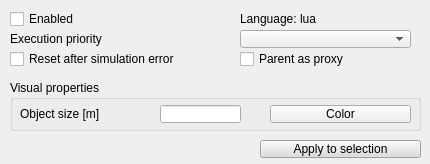
CoppeliaRobotics/coppeliaSimLib, file ui/qdlgscripts.ui: the form before one commit.
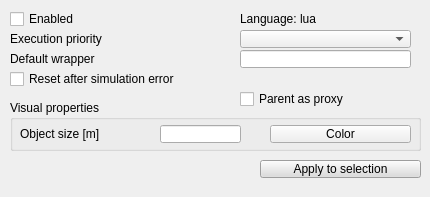
The form after the commit.

Commit message: added script.pythonWrapper property + script state set to uninitialized BEFORE running the lua chunk

```diff
--- a/ui/qdlgscripts.ui
+++ b/ui/qdlgscripts.ui
@@ -7,7 +7,7 @@
     <x>0</x>
     <y>0</y>
     <width>430</width>
-    <height>164</height>
+    <height>197</height>
    </rect>
   </property>
   <property name="windowTitle">
@@ -20,7 +20,7 @@
    <property name="geometry">
     <rect>
      <x>10</x>
-     <y>80</y>
+     <y>100</y>
      <width>411</width>
      <height>51</height>
     </rect>
@@ -78,7 +78,7 @@
    <property name="geometry">
     <rect>
      <x>260</x>
-     <y>140</y>
+     <y>160</y>
      <width>161</width>
      <height>18</height>
     </rect>
@@ -588,7 +588,7 @@
    <property name="geometry">
     <rect>
      <x>240</x>
-     <y>50</y>
+     <y>90</y>
      <width>181</width>
      <height>18</height>
     </rect>
@@ -604,7 +604,7 @@
    <property name="geometry">
     <rect>
      <x>10</x>
-     <y>50</y>
+     <y>70</y>
      <width>221</width>
      <height>18</height>
     </rect>
@@ -616,6 +616,29 @@
     <string>Reset after simulation error</string>
    </property>
   </widget>
+  <widget class="QLabel" name="label_3">
+   <property name="geometry">
+    <rect>
+     <x>10</x>
+     <y>50</y>
+     <width>211</width>
+     <height>18</height>
+    </rect>
+   </property>
+   <property name="text">
+    <string>Default wrapper</string>
+   </property>
+  </widget>
+  <widget class="QLineEdit" name="qqWrapper">
+   <property name="geometry">
+    <rect>
+     <x>240</x>
+     <y>50</y>
+     <width>171</width>
+     <height>18</height>
+    </rect>
+   </property>
+  </widget>
  </widget>
  <tabstops>
   <tabstop>qqEnabled</tabstop>
```
Left out of the diff: 3 changed lines with no effect on the pictures. The commit also changes 6 other files.
